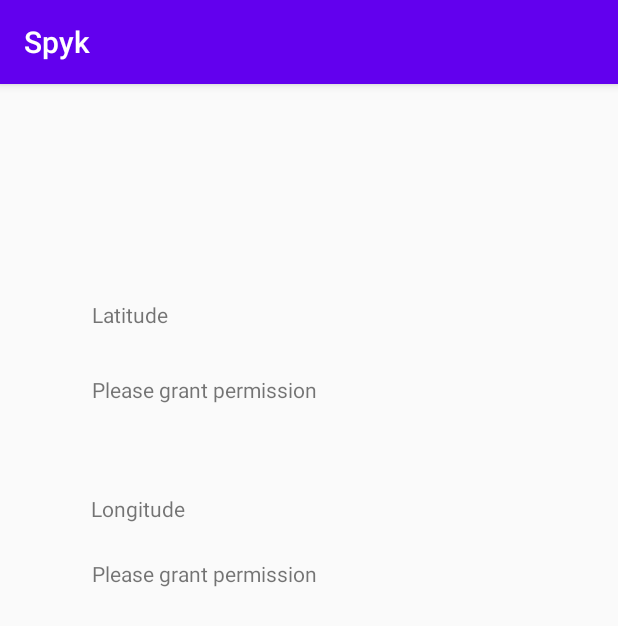
After one commit to rabmaranon/MobileDev, an Android app: the LocatorActivity screen opened directly, with no data from a screen before it, on a phone screen of 412 x 824 dp. The commit adds this screen. Shown: the top 626 px of the screen. Run offline under Robolectric (Android 15) with nearby library versions, the phone set to English and light mode, and no system bars.

Commit message:
Added Locator

```diff
--- a/Spyk/app/src/main/AndroidManifest.xml
+++ b/Spyk/app/src/main/AndroidManifest.xml
@@ -2,6 +2,7 @@
 <manifest xmlns:android="http://schemas.android.com/apk/res/android"
     package="com.example.spyk">
 
+    <uses-permission android:name="android.permission.ACCESS_FINE_LOCATION" />
     <uses-permission android:name="android.permission.WAKE_LOCK" />
 
     <application
@@ -11,7 +12,10 @@
         android:roundIcon="@mipmap/spyk_launcher_round"
         android:supportsRtl="true"
         android:theme="@style/AppTheme">
-        <activity android:name=".LinkCollectorActivity"></activity>
+        <activity
+            android:name=".LocatorActivity"
+            android:exported="true" />
+        <activity android:name=".LinkCollectorActivity" />
         <activity
             android:name=".ClickClickActivity"
             android:label="@string/title_activity_click_click" />
--- /dev/null
+++ b/Spyk/app/src/main/java/com/example/spyk/LocatorActivity.java
@@ -0,0 +1,69 @@
+package com.example.spyk;
+
+import androidx.annotation.NonNull;
+import androidx.appcompat.app.AppCompatActivity;
+import androidx.core.app.ActivityCompat;
+import androidx.core.content.ContextCompat;
+
+import android.Manifest;
+import android.content.Context;
+import android.content.pm.PackageManager;
+import android.location.Location;
+import android.location.LocationManager;
+import android.os.Bundle;
+import android.widget.TextView;
+
+public class LocatorActivity extends AppCompatActivity {
+
+    final int FINE_LOCATION_REQUEST_CODE = 1;
+
+    @Override
+    protected void onCreate(Bundle savedInstanceState) {
+        super.onCreate(savedInstanceState);
+        setContentView(R.layout.activity_locator);
+        if (!isPermissionGranted()) {
+            ActivityCompat.requestPermissions(this,
+                    new String[]{Manifest.permission.ACCESS_FINE_LOCATION},
+                    FINE_LOCATION_REQUEST_CODE);
+        } else {
+            displayLocationInformation();
+        }
+    }
+
+    private void displayLocationInformation() {
+        try {
+            LocationManager lm = (LocationManager) getSystemService(Context.LOCATION_SERVICE);
+            Location location = lm.getLastKnownLocation(LocationManager.GPS_PROVIDER);
+            if (location != null) {
+                double longitude = location.getLongitude();
+                double latitude = location.getLatitude();
+                TextView latitudeTextView = findViewById(R.id.latitude);
+                TextView longitudeTextView = findViewById(R.id.longitude);
+                latitudeTextView.setText(String.valueOf(latitude));
+                longitudeTextView.setText(String.valueOf(longitude));
+            }
+        } catch (SecurityException e) {
+            System.out.println(e);
+        }
+    }
+
+    @Override
+    public void onRequestPermissionsResult(int requestCode,
+                                           @NonNull String[] permissions,
+                                           @NonNull int[] grantResults) {
+        super.onRequestPermissionsResult(requestCode,
+                permissions,
+                grantResults);
+        displayLocationInformation();
+    }
+
+    public boolean isPermissionGranted() {
+        System.out.println("-----------> returning " + (ContextCompat.checkSelfPermission(this, Manifest.permission.ACCESS_FINE_LOCATION)  == PackageManager.PERMISSION_GRANTED));
+        return ContextCompat.checkSelfPermission(this, Manifest.permission.ACCESS_FINE_LOCATION)
+                == PackageManager.PERMISSION_GRANTED;
+    }
+}
+
+// get Permission
+// If positive -> set button to revoke permission
+// If negative -> set button to grant permission
--- /dev/null
+++ b/Spyk/app/src/main/res/layout/activity_locator.xml
@@ -0,0 +1,54 @@
+<?xml version="1.0" encoding="utf-8"?>
+<androidx.constraintlayout.widget.ConstraintLayout xmlns:android="http://schemas.android.com/apk/res/android"
+    xmlns:app="http://schemas.android.com/apk/res-auto"
+    xmlns:tools="http://schemas.android.com/tools"
+    android:layout_width="match_parent"
+    android:layout_height="match_parent"
+    tools:context=".LocatorActivity">
+
+    <TextView
+        android:id="@+id/latitudeLabel"
+        android:layout_width="wrap_content"
+        android:layout_height="wrap_content"
+        android:text="Latitude"
+        app:layout_constraintBottom_toTopOf="@+id/latitude"
+        app:layout_constraintEnd_toEndOf="parent"
+        app:layout_constraintHorizontal_bias="0.169"
+        app:layout_constraintStart_toStartOf="parent"
+        app:layout_constraintTop_toTopOf="parent"
+        app:layout_constraintVertical_bias="0.825" />
+
+    <TextView
+        android:id="@+id/latitude"
+        android:layout_width="wrap_content"
+        android:layout_height="wrap_content"
+        android:layout_marginBottom="60dp"
+        android:text="Please grant permission"
+        app:layout_constraintBottom_toTopOf="@+id/longitudeLabel"
+        app:layout_constraintEnd_toEndOf="parent"
+        app:layout_constraintHorizontal_bias="0.235"
+        app:layout_constraintStart_toStartOf="parent" />
+
+    <TextView
+        android:id="@+id/longitudeLabel"
+        android:layout_width="wrap_content"
+        android:layout_height="wrap_content"
+        android:layout_marginBottom="24dp"
+        android:text="Longitude"
+        app:layout_constraintBottom_toTopOf="@+id/longitude"
+        app:layout_constraintEnd_toEndOf="parent"
+        app:layout_constraintHorizontal_bias="0.174"
+        app:layout_constraintStart_toStartOf="parent" />
+
+    <TextView
+        android:id="@+id/longitude"
+        android:layout_width="wrap_content"
+        android:layout_height="wrap_content"
+        android:layout_marginBottom="432dp"
+        android:text="Please grant permission"
+        app:layout_constraintBottom_toBottomOf="parent"
+        app:layout_constraintEnd_toEndOf="parent"
+        app:layout_constraintHorizontal_bias="0.235"
+        app:layout_constraintStart_toStartOf="parent" />
+
+</androidx.constraintlayout.widget.ConstraintLayout>
```
Also changed, not shown: Spyk/app/src/main/java/com/example/spyk/MainActivity.java (+9 -0 lines), Spyk/app/src/main/res/layout/activity_main.xml (+15 -3 lines).
